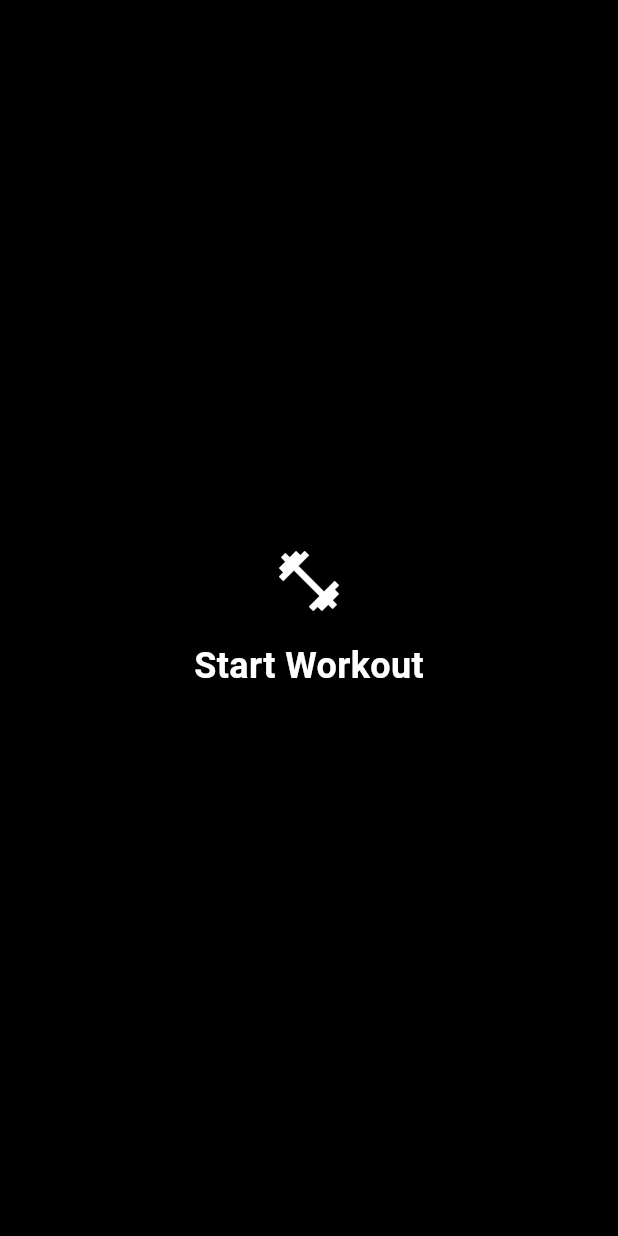
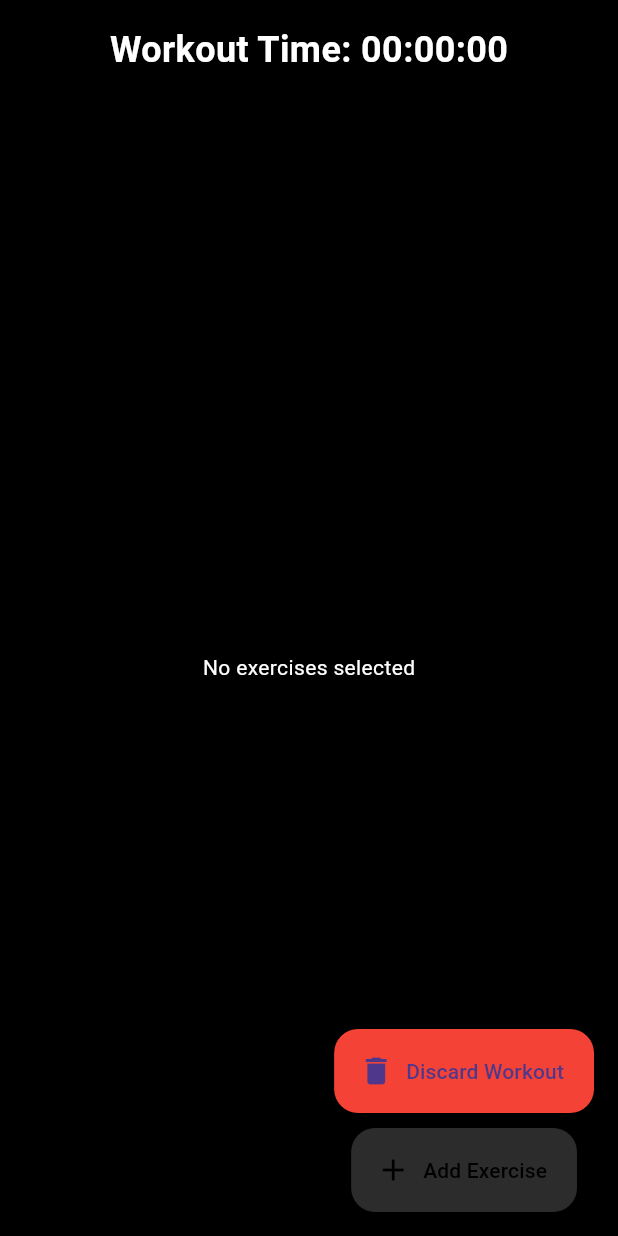
Before and after one commit to workout-logger/workout_app, a Flutter app: the WorkoutPage screen opened directly, on a phone screen of 412 x 824 dp. Run offline on Flutter 3.47's test engine with Material 3 defaults, Android fonts, the light colour scheme and no system bars; our stand-ins replace animated_text_kit, fl_chart, flutter_svg, google_sign_in, hexcolor, lottie and 2 more; missing offline and left inert: health; accounts and stored records are empty; network calls fail.

Commit message:
removed the extra screen between start workout and workout page

```diff
--- a/lib/main.dart
+++ b/lib/main.dart
@@ -40,7 +40,7 @@ class MyApp extends StatelessWidget {
         primarySwatch: Colors.blue,
       ),
       // If it's the first launch, show Google Sign-In page, otherwise show HomeScreen
-      home: GoogleSignInPage() ,
+      home: HomeScreen() ,
     );
   }
 }
--- a/lib/workout_page.dart
+++ b/lib/workout_page.dart
@@ -79,7 +79,9 @@ class _WorkoutPageState extends State<WorkoutPage> with WidgetsBindingObserver {
   void initState() {
     super.initState();
     WidgetsBinding.instance.addObserver(this);
+      _startWorkout();
     _loadWorkoutState();
+
   }
 
   @override
@@ -118,14 +120,13 @@ class _WorkoutPageState extends State<WorkoutPage> with WidgetsBindingObserver {
 
   Future<void> _loadWorkoutState() async {
     final prefs = await SharedPreferences.getInstance();
-    _workoutStarted = prefs.getBool('workoutStarted') ?? false;
 
     final stopwatchProvider = Provider.of<StopwatchProvider>(context, listen: false);
     final savedElapsedMilliseconds = prefs.getInt('elapsedMilliseconds') ?? 0;
 
-    if (_workoutStarted) {
-      stopwatchProvider.startStopwatch(initialMilliseconds: savedElapsedMilliseconds);
-    }
+
+    stopwatchProvider.startStopwatch(initialMilliseconds: savedElapsedMilliseconds);
+
 
     final exercisesJson = prefs.getString('selectedExercises');
     if (exercisesJson != null) {
@@ -475,36 +476,8 @@ class _WorkoutPageState extends State<WorkoutPage> with WidgetsBindingObserver {
         child: Column(
           children: [
             Expanded(
-              child: !_workoutStarted
-                  ? Center(
-                      child: GestureDetector(
-                        onTap: _startWorkout,
-                        child: const SizedBox(
-                          width: 200,
-                          height: 200,
-                          child: Column(
-                            mainAxisAlignment: MainAxisAlignment.center,
-                            children: [
-                              Icon(
-                                Icons.fitness_center,
-                                size: 48,
-                                color: Colors.white,
-                              ),
-                              SizedBox(height: 16),
-                              Text(
-                                'Start Workout',
-                                style: TextStyle(
-                                  color: Colors.white,
-                                  fontSize: 24,
-                                  fontWeight: FontWeight.bold,
-                                ),
-                              ),
-                            ],
-                          ),
-                        ),
-                      ),
-                    )
-                  : Column(
+              child:
+                    Column(
                       mainAxisAlignment: MainAxisAlignment.center,
                       children: [
                         Consumer<StopwatchProvider>(
@@ -552,10 +525,11 @@ class _WorkoutPageState extends State<WorkoutPage> with WidgetsBindingObserver {
       ),
     );
   }
-
   Future<void> _discardWorkout() async {
     final stopwatchProvider = Provider.of<StopwatchProvider>(context, listen: false);
+    stopwatchProvider.resetStopwatch();
     stopwatchProvider.stopStopwatch();
+
 
     setState(() {
       _workoutStarted = false;
@@ -567,5 +541,7 @@ class _WorkoutPageState extends State<WorkoutPage> with WidgetsBindingObserver {
     await prefs.remove('workoutStarted');
     await prefs.remove('elapsedMilliseconds');
     await prefs.remove('selectedExercises');
+
+    Navigator.of(context).pop();
   }
 }
--- a/pubspec.yaml
+++ b/pubspec.yaml
@@ -51,6 +51,7 @@ dependencies:
   permission_handler: ^11.3.1
   web_socket_channel: ^3.0.1
   lottie: ^3.1.3
+  shimmer: ^3.0.0
 
 dev_dependencies:
   flutter_test:
```
Also changed, not shown: lib/home_diary.dart (+4 -4 lines), pubspec.lock.
